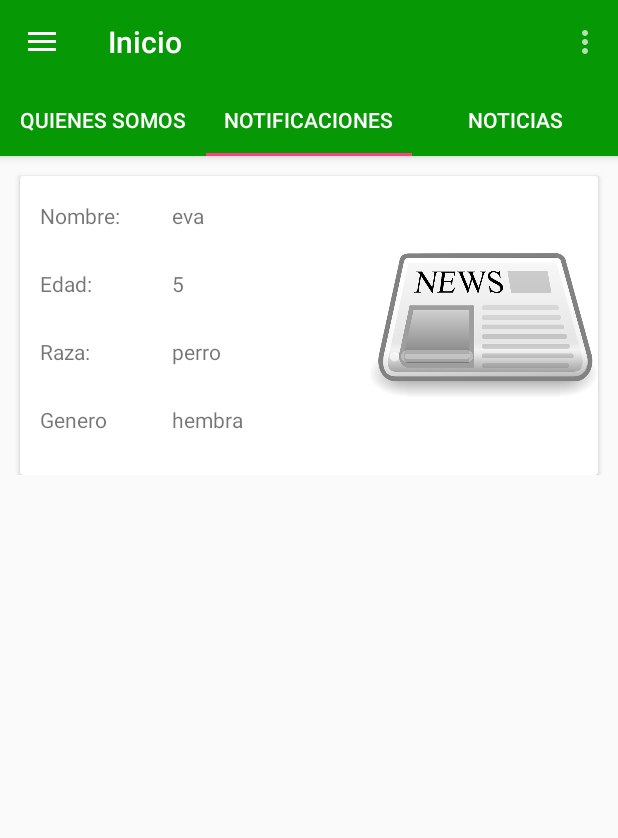
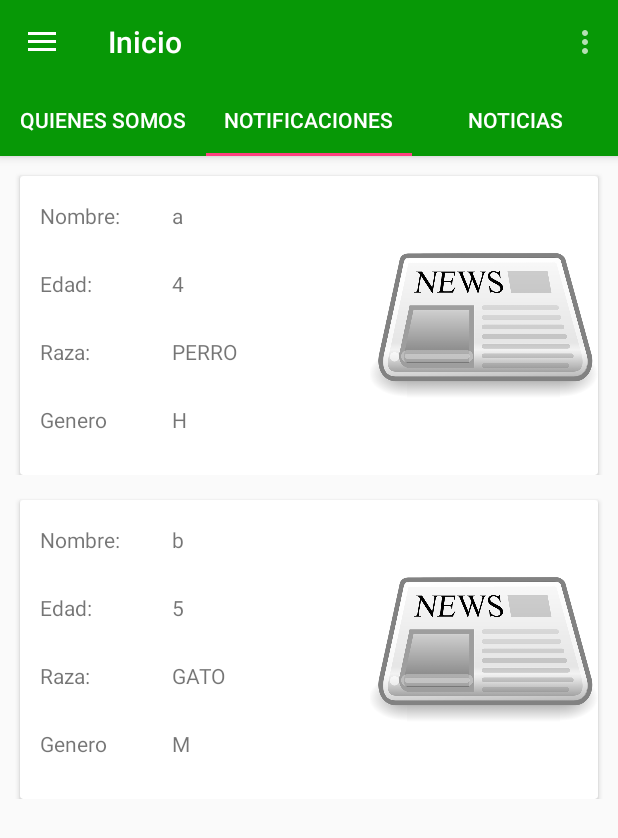
Before and after one commit to Arciga/FaunaSegura, an Android app: the FragmentoNQN screen opened directly, with no data from a screen before it, tab 2 chosen, on a phone screen of 412 x 824 dp. Shown: the top 838 px of the screen. Run offline under Robolectric (Android 15) with nearby library versions, the phone set to English and light mode, and no system bars; our stand-ins replace Volley; libraries missing offline, so code that uses them is left out: com.facebook, com.facebook.share; network calls fail; 2 statements that could not run were skipped.

```diff
--- a/app/src/main/java/com/example/nachox/faunasegura/AdaptadorNoticias.java
+++ b/app/src/main/java/com/example/nachox/faunasegura/AdaptadorNoticias.java
@@ -1,7 +1,6 @@
 package com.example.nachox.faunasegura;
-
+import android.support.v7.widget.CardView;
 import android.support.v7.widget.RecyclerView;
-import android.text.method.ScrollingMovementMethod;
 import android.view.LayoutInflater;
 import android.view.View;
 import android.view.ViewGroup;
@@ -12,53 +11,75 @@ import com.bumptech.glide.Glide;
 
 import java.util.List;
 
-/**
- * Adaptador para comidas usadas en la sección "Categorías"
- */
-public class AdaptadorNoticias
-        extends RecyclerView.Adapter<AdaptadorNoticias.ViewHolder> {
+public class AdaptadorNoticias extends RecyclerView.Adapter<AdaptadorNoticias.MyViewHolder> {
+    private String[] nombree;
+    private String[] edadd;
+    private String[] razaa;
+    private String[] generoo;
+    private EscuchaEventosClick escucha;
 
-
-    private final List<Noticias> items;
-
-    public static class ViewHolder extends RecyclerView.ViewHolder {
-        // Campos respectivos de un item
-        public TextView noticiassss;
-
-
-        public ViewHolder(View v) {
-            super(v);
-
-            noticiassss = (TextView) v.findViewById(R.id.not);
-
-        }
+    interface EscuchaEventosClick {
+        void onItemClick(RecyclerView.ViewHolder holder, int posicion);
     }
 
 
-    public AdaptadorNoticias(List<Noticias> items) {
-        this.items = items;
+    public  class MyViewHolder extends RecyclerView.ViewHolder{
+        public CardView mCardView;
+        public TextView nombred;
+        public TextView razad;
+        public TextView generod;
+        public TextView edadd;
+        private EscuchaEventosClick escucha;
+        public ImageView imageView;
+
+        public MyViewHolder(View v) {
+            super(v);
+
+            mCardView = (CardView) v.findViewById(R.id.card_view);
+            nombred = (TextView) v.findViewById(R.id.nombrecard);
+            razad = (TextView) v.findViewById(R.id.razacard);
+            generod = (TextView) v.findViewById(R.id.generocard);
+            edadd = (TextView) v.findViewById(R.id.edadcard);
+            imageView =  (ImageView) v.findViewById(R.id.iv_image);
+            //v.setOnClickListener(this);
+        }
+
+    }
+
+    // Provide a suitable constructor (depends on the kind of dataset)
+    public AdaptadorNoticias(String[] nombre,String[] edad,String[] raza,String[] genero) {
+        nombree = nombre;
+   edadd=edad;
+        razaa=raza;
+        generoo=genero;
+    }
+
+    // Create new views (invoked by the layout manager)
+    @Override
+    public AdaptadorNoticias.MyViewHolder onCreateViewHolder(ViewGroup parent,
+                                                     int viewType) {
+
+        View v = LayoutInflater.from(parent.getContext())
+                .inflate(R.layout.item_lista_notificaciones, parent, false);
+
+        MyViewHolder vh = new MyViewHolder(v);
+        return vh;
     }
 
     @Override
-    public int getItemCount() {
-        return items.size();
-    }
+    public void onBindViewHolder(MyViewHolder holder, int position) {
 
-    @Override
-    public ViewHolder onCreateViewHolder(ViewGroup viewGroup, int i) {
-        View v = LayoutInflater.from(viewGroup.getContext())
-                .inflate(R.layout.item_lista_noticias, viewGroup, false);
-        return new ViewHolder(v);
-    }
+        holder.nombred.setText(nombree[position]);
+        holder.edadd.setText(edadd[position]);
+        holder.razad.setText(razaa[position]);
+        holder.generod.setText(generoo[position]);
 
-    @Override
-    public void onBindViewHolder(ViewHolder viewHolder, int i) {
-        Noticias item = items.get(i);
-
-        viewHolder.noticiassss.setText(item.getNoticiass());
 
 
     }
 
 
+    public int getItemCount() {
+        return nombree.length;
+    }
 }
--- a/app/src/main/java/com/example/nachox/faunasegura/FragmentoNQN.java
+++ b/app/src/main/java/com/example/nachox/faunasegura/FragmentoNQN.java
@@ -59,7 +59,7 @@ public class FragmentoNQN extends Fragment {
     private void poblarViewPager(ViewPager viewPager) {
         AdaptadorSecciones adapter = new AdaptadorSecciones(getFragmentManager());
         adapter.addFragment( FragmentoInicio.nuevaInstancia(0),getString(R.string.titulo_tab_QUINES));
-        adapter.addFragment(FragmentoNotificaciones.nuevaInstancia(0), getString(R.string.titulo_tab_notiFICA));
+        adapter.addFragment(FragmentoNoticias.nuevaInstancia(0), getString(R.string.titulo_tab_notiFICA));
         adapter.addFragment(   BlankFragment.nuevaInstancia(0),   getString(R.string.titulo_tab_noticas));
 
         viewPager.setAdapter(adapter);
--- a/app/src/main/java/com/example/nachox/faunasegura/FragmentoNoticias.java
+++ b/app/src/main/java/com/example/nachox/faunasegura/FragmentoNoticias.java
@@ -1,47 +1,61 @@
 package com.example.nachox.faunasegura;
 
+import android.content.Intent;
 import android.os.Bundle;
 import android.support.v4.app.Fragment;
 import android.support.v7.widget.GridLayoutManager;
+import android.support.v7.widget.LinearLayoutManager;
 import android.support.v7.widget.RecyclerView;
 import android.util.Log;
 import android.view.LayoutInflater;
 import android.view.View;
 import android.view.ViewGroup;
 import android.widget.ArrayAdapter;
-import android.widget.Toast;
 
-import com.android.volley.Request;
+;import com.android.volley.Request;
 import com.android.volley.RequestQueue;
 import com.android.volley.Response;
 import com.android.volley.VolleyError;
 import com.android.volley.toolbox.StringRequest;
 import com.android.volley.toolbox.Volley;
-
+import com.facebook.share.widget.LikeView;
+import com.facebook.FacebookSdk;
 import org.json.JSONArray;
 import org.json.JSONException;
+import org.json.JSONObject;
 
 import java.util.ArrayList;
-import java.util.List;
 
-
-/**
- * Fragmento que representa el contenido de cada pestaña dentro de la sección "Categorías"
- */
 public class FragmentoNoticias extends Fragment {
-
-    private static final String INDICE_SECCION = "com.restaurantericoparico.FragmentoCategoriasTab.extra.INDICE_SECCION";
-
+    public static final String EXTRA_POSICION = "com.herprogramacion.galerajaponesa.extra.POSICION";
+    private static final String INDICE_SECCION = "INDICE_SECCION";
     private RecyclerView reciclador;
     private GridLayoutManager layoutManager;
     private AdaptadorNoticias adaptador;
 
+    String[] nomb={"a","b"} ;
+    String[] ra={"PERRO","GATO"} ;
+    String[] ed={"4","5"} ;
+    String[] gen={"H","M"} ;
+    String value1="";
+    String[] stringnombre = new String[0];
+
+    String[] stringsedad = new String[0];
+    String[] stringraza = new String[0];
+    String[] stringenro = new String[0];
+
+
+    public FragmentoNoticias() {
+        // Required empty public constructor
+    }
+    ArrayList<String> lista = new ArrayList<>();
     public static FragmentoNoticias nuevaInstancia(int indiceSeccion) {
         FragmentoNoticias fragment = new FragmentoNoticias();
         Bundle args = new Bundle();
         args.putInt(INDICE_SECCION, indiceSeccion);
         fragment.setArguments(args);
         return fragment;
+
 
     }
 
@@ -52,17 +66,23 @@ public class FragmentoNoticias extends Fragment {
 
         reciclador = (RecyclerView) view.findViewById(R.id.reciclador);
         layoutManager = new GridLayoutManager(getActivity(), 1);
+        // final LinearLayoutManager mLayoutManager= new LinearLayoutManager(getActivity(), LinearLayoutManager.VERTICAL, true);
         reciclador.setLayoutManager(layoutManager);
+        /*LikeView likeView = (LikeView) v.findViewById(R.id.like_view);
+        likeView.setObjectIdAndType(
+                "https://www.facebook.com/FacebookDevelopers",
+                LikeView.ObjectType.PAGE);*/
+        int indiceSeccion = getArguments().getInt(INDICE_SECCION);
+        Dbase db = new Dbase( getActivity() );
+        String consulta = "http://104.198.61.117/mascotas/consultamascotas.php?use=";
+        EnviarRecibirDatos(consulta+db.obtener(1));
 
-        int indiceSeccion = getArguments().getInt(INDICE_SECCION);
-        String consulta = "http://104.198.61.117l/consultanoticias.php";
-   //     EnviarRecibirDatos(consulta);
         switch (indiceSeccion) {
             case 0:
-                adaptador = new AdaptadorNoticias(Noticias.NOTICIAS);
-                break;
 
 
+                adaptador = new AdaptadorNoticias(nomb,ed,ra,gen);
+                break;
 
         }
 
@@ -71,10 +91,33 @@ public class FragmentoNoticias extends Fragment {
         return view;
     }
 
-/*
+    public void onItemClick(MyAdapter.MyViewHolder holder, int posicion) {
+        Intent intent = new Intent(getActivity(), ActividadDetalle.class);
+        intent.putExtra(EXTRA_POSICION, posicion);
+        startActivity(intent);
+    }
+
+
+    public ArrayList<String> obtDatosJSON(String resupesta)
+    {
+        ArrayList<String> listado=new ArrayList<>();
+        try
+        {
+            JSONObject jsonObject= new JSONObject(resupesta);
+            String texto=jsonObject.getString("noticia");
+
+            listado.add(texto);
+
+        }catch (Exception error)
+        {
+
+        }
+        return listado;
+    }
+
     public void EnviarRecibirDatos(String URL){
 
-       // Toast.makeText(getApplicationContext(), ""+URL, Toast.LENGTH_SHORT).show();
+
 
         RequestQueue queue = Volley.newRequestQueue(getActivity());
         StringRequest stringRequest = new StringRequest(Request.Method.GET, URL, new Response.Listener<String>() {
@@ -82,23 +125,29 @@ public class FragmentoNoticias extends Fragment {
             public void onResponse(String response) {
 
                 response = response.replace("][",",");
-                if (response.length()>0){
+                if (response.length()>0) {
                     try {
                         JSONArray ja = new JSONArray(response);
-                        Log.i("sizejson",""+ja.length());
 
 
+                        stringnombre = new String[ja.length()];
+                        stringsedad = new String[ja.length()];
+                        stringenro = new String[ja.length()];
+stringraza= new String[ja.length()];
+                        for (int i = 0; i < ja.length(); i++) {
+                            stringnombre[i] = ja.getJSONObject(i).getString("nombre");
+                            stringsedad[i] = ja.getJSONObject(i).getString("edad");
+                            stringenro[i] = ja.getJSONObject(i).getString("genero");
+                            stringraza[i] = ja.getJSONObject(i).getString("raza");
 
-                        persons = new ArrayList<>();
-                        persons.add(new Noticias(ja.getString(1)));
-                        persons.add(new Noticias("Lavery Maiss"));
-                        CargarListView(ja);
+                        }
+
                     } catch (JSONException e) {
                         e.printStackTrace();
                     }
-
+                    adaptador = new AdaptadorNoticias(stringnombre,stringsedad,stringraza,stringenro);
+                    reciclador.setAdapter(adaptador);
                 }
-
             }
         }, new Response.ErrorListener(){
             @Override
@@ -109,33 +158,14 @@ public class FragmentoNoticias extends Fragment {
 
         queue.add(stringRequest);
 
-    }
-
-    public void CargarListView(JSONArray ja){
-
-        ArrayList<String> lista = new ArrayList<>();
-
-        for(int i=0;i<ja.length();i+=4){
-
-            try {
-
-                lista.add(ja.getString(i)+" "+ja.getString(i+1)+" "+ja.getString(i+2)+" "+ja.getString(i+3));
-
-            } catch (JSONException e) {
-                e.printStackTrace();
-            }
-
-        }
 
 
-       // ArrayAdapter<String> adaptador = new ArrayAdapter<String>(this, android.R.layout.simple_list_item_1, lista);
-       // listaResultado.setAdapter(adaptador);
+
+
+
 
 
 
     }
 
-    private List<Noticias> persons;
-
-*/
 }
```
Also changed, not shown: app/src/main/java/com/example/nachox/faunasegura/BlankFragment.java (+2 -25 lines).
